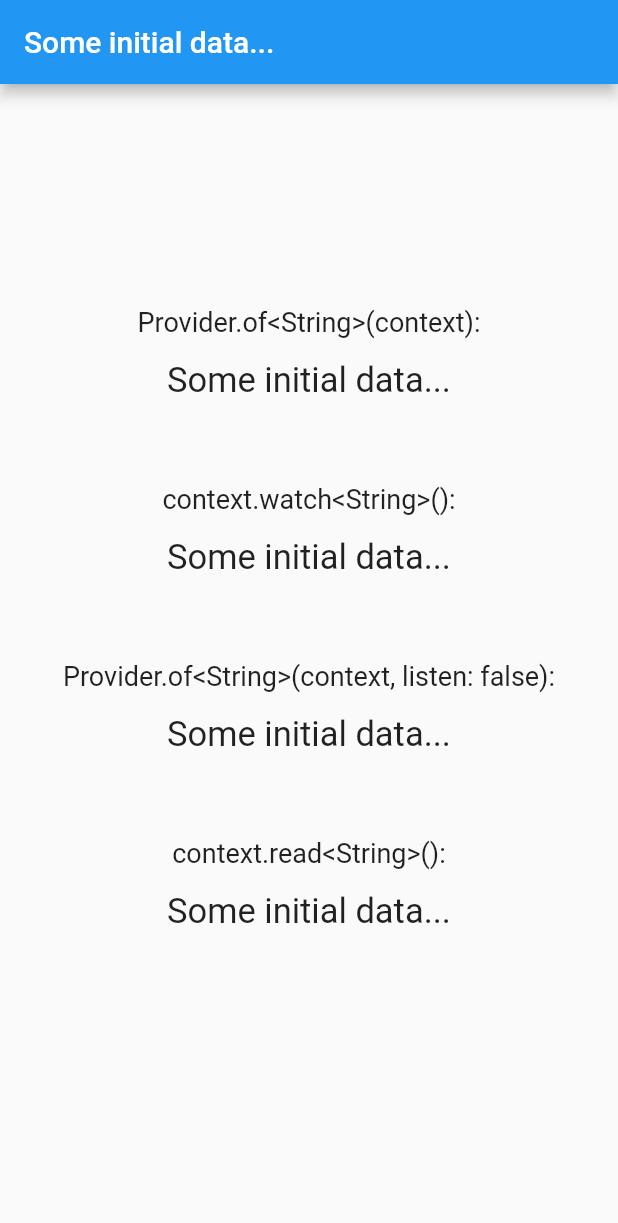
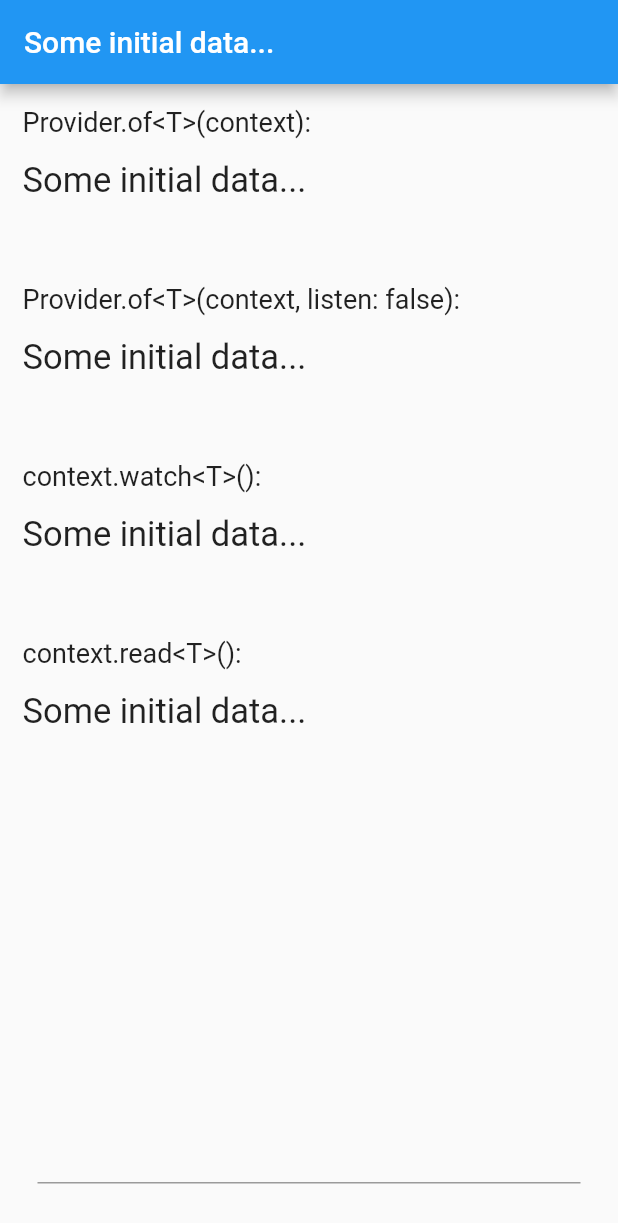
Before and after one commit to Cyrille-Dakhlia/flutter-practice_provider_package, a Flutter app: the screen it shows after launch, on a phone screen of 412 x 824 dp. Shown: the top 1223 px of the screen. Run offline on Flutter 3.47's test engine with Material 2 defaults, Android fonts, the phone set to English and light mode, and no system bars.

Commit message:
Add "ChangeNotifier" to "Provider" package to pass the data and notify for any changes

```diff
--- a/lib/main.dart
+++ b/lib/main.dart
@@ -5,17 +5,26 @@ void main() {
   runApp(MyApp());
 }
 
+class MyDummyData with ChangeNotifier {
+  String data = 'Some initial data...';
+
+  void changeDataAndNotifyListeners(String newData) {
+    data = newData;
+    notifyListeners();
+  }
+}
+
 class MyApp extends StatelessWidget {
-  final String data = 'Some initial data...';
+  final MyDummyData data = MyDummyData();
 
   @override
   Widget build(BuildContext context) {
-    return Provider<String>(
+    return ChangeNotifierProvider<MyDummyData>(
       create: (BuildContext context) => data,
       child: MaterialApp(
         home: Scaffold(
           appBar: AppBar(
-            title: Text(data),
+            title: Text(data.data), // Note: this doesn't get updated
           ),
           body: Level1(),
         ),
@@ -34,33 +43,113 @@ class Level1 extends StatelessWidget {
 class Level2 extends StatelessWidget {
   @override
   Widget build(BuildContext context) {
-    return Level3();
+    return Column(
+      mainAxisAlignment: MainAxisAlignment.spaceEvenly,
+      children: [
+        Expanded(child: Level3Bis()),
+        Container(
+          padding: const EdgeInsets.symmetric(horizontal: 25.0),
+          margin: const EdgeInsets.only(bottom: 35.0),
+          child: TextField(
+            onChanged: (value) =>
+                Provider.of<MyDummyData>(context, listen: false)
+                    .changeDataAndNotifyListeners(value),
+            textAlign: TextAlign.center,
+          ),
+        ),
+      ],
+    );
+  }
+}
+
+class Level3Bis extends StatelessWidget {
+  @override
+  Widget build(BuildContext context) {
+    return ListView(
+      padding: const EdgeInsets.all(15.0),
+      children: [
+        TestProviderListening1(),
+        TestProviderNotListening1(),
+        TestProviderListening2(),
+        TestProviderNotListening2(),
+      ],
+    );
+  }
+}
+
+class TestProviderListening1 extends StatelessWidget {
+  @override
+  Widget build(BuildContext context) {
+    final valueProviderOf = Provider.of<MyDummyData>(context);
+    return DisplayColumn(
+        label: 'Provider.of<T>(context)', value: valueProviderOf.data);
+  }
+}
+
+class TestProviderListening2 extends StatelessWidget {
+  @override
+  Widget build(BuildContext context) {
+    // Equivalent to 'Provider.of', but is accessible only inside [StatelessWidget.build] and [State.build].
+    final valueContextWatch = context.watch<MyDummyData>();
+    return DisplayColumn(
+        label: 'context.watch<T>()', value: valueContextWatch.data);
+  }
+}
+
+class TestProviderNotListening1 extends StatelessWidget {
+  @override
+  Widget build(BuildContext context) {
+    final valueProviderOfWithoutListening =
+        Provider.of<MyDummyData>(context, listen: false);
+    return DisplayColumn(
+        label: 'Provider.of<T>(context, listen: false)',
+        value: valueProviderOfWithoutListening.data);
+  }
+}
+
+class TestProviderNotListening2 extends StatelessWidget {
+  @override
+  Widget build(BuildContext context) {
+    final valueContextRead = context.read<MyDummyData>();
+    return DisplayColumn(
+        label: 'context.read<T>()', value: valueContextRead.data);
   }
 }
 
 class Level3 extends StatelessWidget {
   @override
   Widget build(BuildContext context) {
-    final valueProviderOf = Provider.of<String>(context);
-    print('valueProviderOf = $valueProviderOf');
+    // WATCH OUT:
+    // using all of those methods below to retrieve MyDummyData in the same widget
+    // is not the right way to go, because the Level3 widget will be rebuild,
+    // rebuilding everything in it:
+    // - using "Provider.of<MyDummyData>(context)" and "context.watch<MyDummyData>()"
+    //   will trigger the rebuild of the Level3 widget because they are listening
+    //   to "class MyDummyData with ChangeNotifier"
+    // - which will remake the calls to "Provider.of<MyDummyData>(context, listen: false)
+    //   and "context.read<MyDummyData>()", causing them to display the updated value
+    //   instead of the initial value
+    final valueProviderOf = Provider.of<MyDummyData>(context);
+    print('valueProviderOf = ${valueProviderOf.data}');
 
     // Equivalent to 'Provider.of', but is accessible only inside [StatelessWidget.build] and [State.build].
-    final valueContextWatch = context.watch<String>();
-    print('valueContextWatch = $valueContextWatch');
+    final valueContextWatch = context.watch<MyDummyData>();
+    print('valueContextWatch = ${valueContextWatch.data}');
 
     final valueProviderOfWithoutListening =
-        Provider.of<String>(context, listen: false);
-    print('valueProviderOfWithoutListening = $valueProviderOfWithoutListening');
+        Provider.of<MyDummyData>(context, listen: false);
+    print(
+        'valueProviderOfWithoutListening = ${valueProviderOfWithoutListening.data}');
 
-    final valueContextRead = context.read<String>();
-    print('valueContextRead = $valueContextRead');
+    final valueContextRead = context.read<MyDummyData>();
+    print('valueContextRead = ${valueContextRead.data}');
 
     Map<String, String> map = {
-      'Provider.of<String>(context)': valueProviderOf,
-      'context.watch<String>()': valueContextWatch,
+      'Provider.of<String>(context)': valueProviderOf.data,
+      'context.watch<String>()': valueContextWatch.data,
       'Provider.of<String>(context, listen: false)':
-          valueProviderOfWithoutListening,
-      'context.read<String>()': valueContextRead
+          valueProviderOfWithoutListening.data,
+      'context.read<String>()': valueContextRead.data
     };
 
     return Center(
@@ -96,6 +185,7 @@ class DisplayColumn extends StatelessWidget {
   Widget build(BuildContext context) {
     return Column(
       mainAxisAlignment: MainAxisAlignment.spaceBetween,
+      crossAxisAlignment: CrossAxisAlignment.start,
       children: [
         Text(
           '$label:',
```
